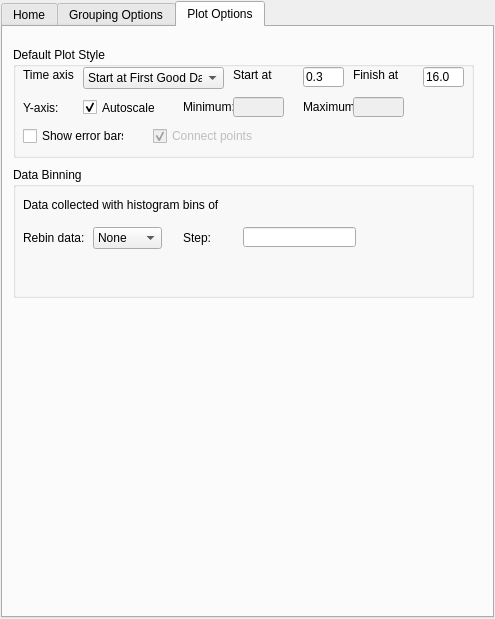
Old version of the form Code/Mantid/MantidQt/CustomInterfaces/inc/MantidQtCustomInterfaces/MuonAnalysis.ui in the repository mantidproject/mantid.
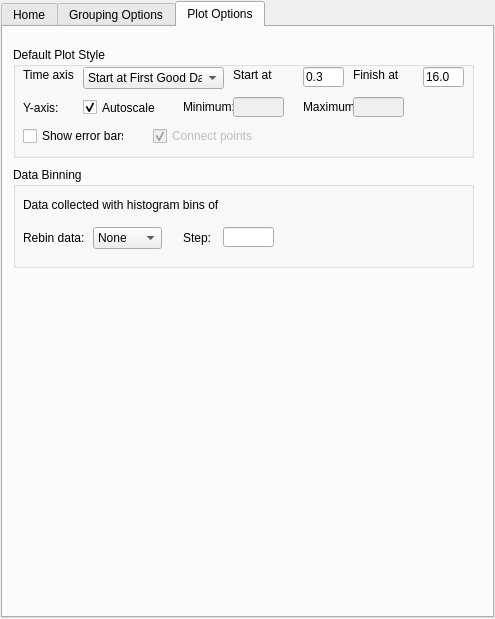
New version of the form. The open tabs and pages were chosen to show the change. Custom widgets are drawn as their Qt base class.

Commit message: Bringing muon binning into action in MuonAnalysis. re #2809

```diff
--- a/Code/Mantid/MantidQt/CustomInterfaces/inc/MantidQtCustomInterfaces/MuonAnalysis.ui
+++ b/Code/Mantid/MantidQt/CustomInterfaces/inc/MantidQtCustomInterfaces/MuonAnalysis.ui
@@ -987,7 +987,7 @@
          <x>10</x>
          <y>140</y>
          <width>461</width>
-         <height>131</height>
+         <height>101</height>
         </rect>
        </property>
        <property name="title" >
@@ -1055,9 +1055,9 @@
        <widget class="QLineEdit" name="optionStepSizeText" >
         <property name="geometry" >
          <rect>
-          <x>230</x>
+          <x>210</x>
           <y>60</y>
-          <width>113</width>
+          <width>51</width>
           <height>20</height>
          </rect>
         </property>
```
The commit also changes 4 other files.
